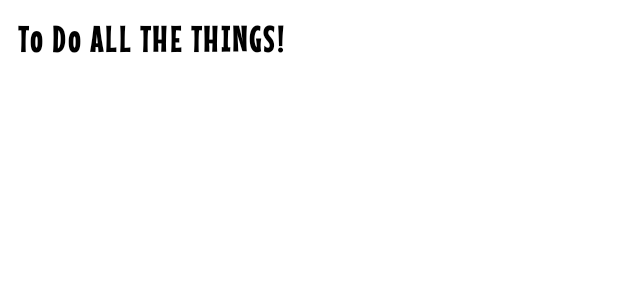
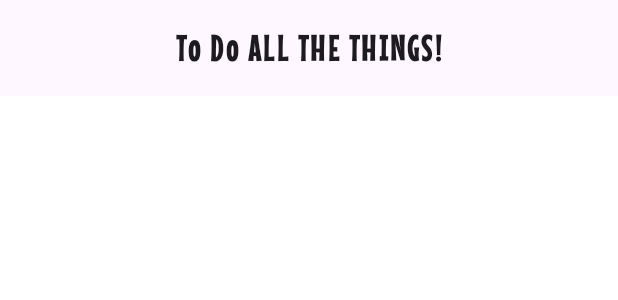
Before and after one commit to lynnkale/android-todoallthethings, an Android app built with Jetpack Compose: the @Preview function TopBarPreview, on a phone screen of 412 x 824 dp. Shown: the top 300 px of the screen. Run offline under Robolectric (Android 15) with nearby library versions, the phone set to English and light mode, and no system bars.

```diff
--- a/app/build.gradle
+++ b/app/build.gradle
@@ -75,6 +75,7 @@ dependencies {
     androidTestImplementation "androidx.compose.ui:ui-test-junit4:$compose_version"
     debugImplementation "androidx.compose.ui:ui-tooling:$compose_version"
     debugImplementation "androidx.compose.ui:ui-test-manifest:$compose_version"
+    implementation 'androidx.compose.compiler:compiler:1.2.0'
 
     implementation "androidx.navigation:navigation-compose:$nav_version"
 
--- a/app/src/main/java/com/lynnkale/todoallthethings/ui/TopBar.kt
+++ b/app/src/main/java/com/lynnkale/todoallthethings/ui/TopBar.kt
@@ -1,24 +1,20 @@
 package com.lynnkale.todoallthethings.ui
 
-import androidx.compose.foundation.layout.Arrangement
-import androidx.compose.foundation.layout.Row
-import androidx.compose.foundation.layout.padding
+import androidx.compose.material3.CenterAlignedTopAppBar
+import androidx.compose.material3.ExperimentalMaterial3Api
 import androidx.compose.runtime.Composable
-import androidx.compose.ui.Alignment
 import androidx.compose.ui.Modifier
 import androidx.compose.ui.tooling.preview.Preview
-import com.lynnkale.todoallthethings.ui.theme.defaultSpace
 
+@OptIn(ExperimentalMaterial3Api::class)
 @Composable
-fun TopBar() {
-    Row(
-        modifier = Modifier,
-        horizontalArrangement = Arrangement.Center,
-        verticalAlignment = Alignment.CenterVertically,
-    ) {
-        Title(text = "To Do ALL THE THINGS!", modifier = Modifier.padding(defaultSpace))
-    }
-
+fun TopBar(modifier: Modifier = Modifier) {
+    CenterAlignedTopAppBar(
+        title = { Title(text = "To Do ALL THE THINGS!", modifier = Modifier) },
+        modifier = modifier,
+        navigationIcon = {},
+        actions = {},
+    )
 }
 
 @Preview
--- a/build.gradle
+++ b/build.gradle
@@ -1,6 +1,6 @@
 buildscript {
     ext {
-        compose_version = '1.3.0-alpha02'
+        compose_version = '1.2.0-alpha08'
         nav_version = "2.5.1"
         room_version = "2.4.3"
     }
```
